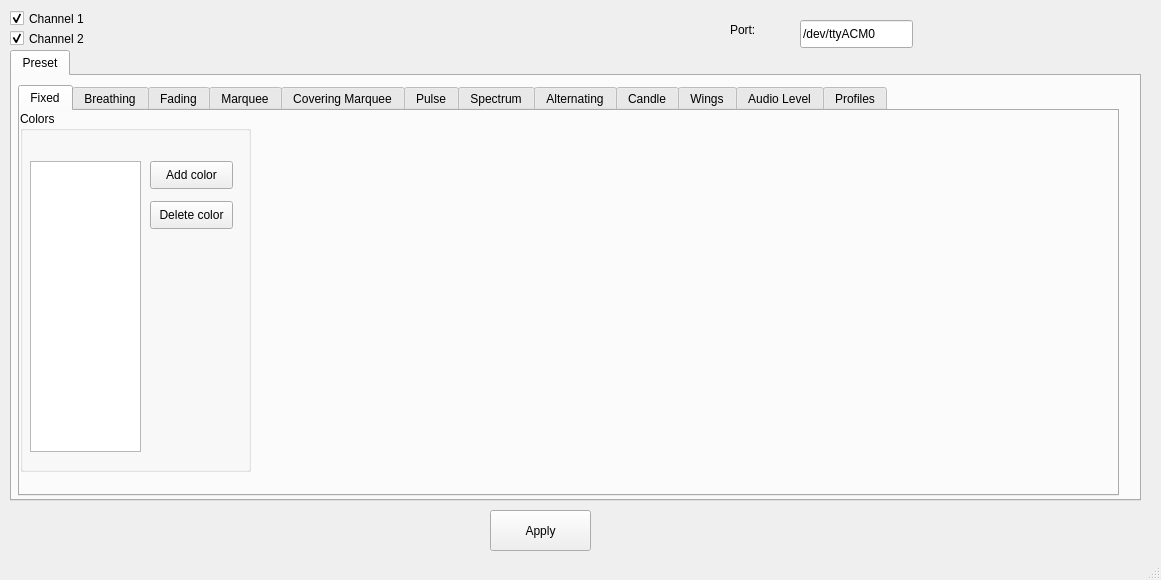
Above: hue-gui.ui from kusti8/hue-plus before the change. Below: the same form after it.
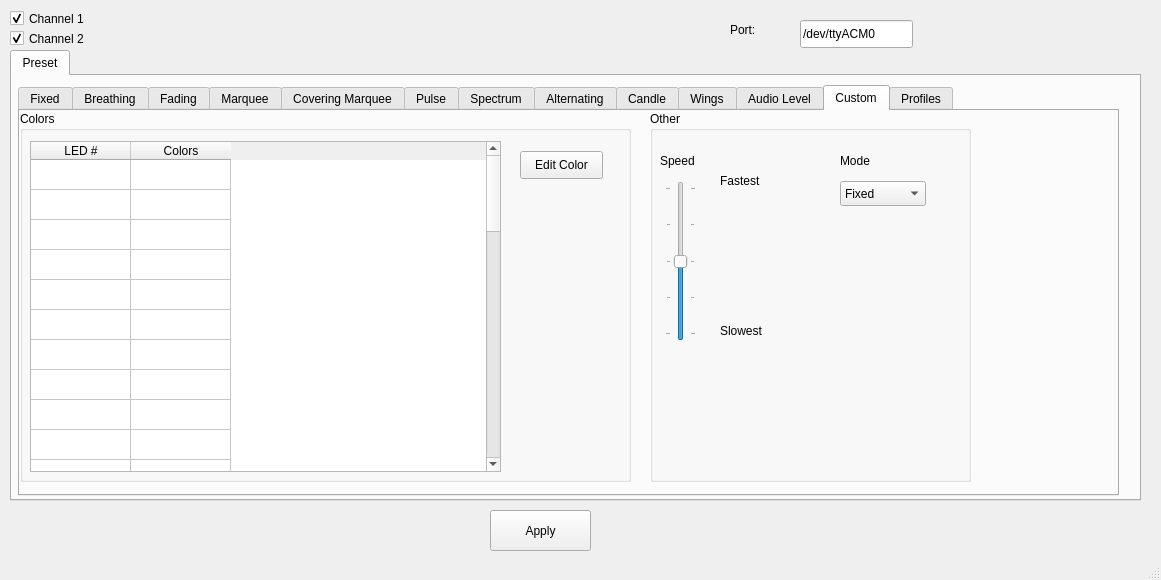
That is the form after the change. The open tabs and pages were chosen to show the change.

Commit message: Add custom LED and developer documentation

Diff of the .ui file:
```diff
--- a/hue-gui.ui
+++ b/hue-gui.ui
@@ -1472,6 +1472,227 @@
         </widget>
        </widget>
       </widget>
+      <widget class="QWidget" name="customTab">
+       <attribute name="title">
+        <string>Custom</string>
+       </attribute>
+       <widget class="QGroupBox" name="groupBox_22">
+        <property name="geometry">
+         <rect>
+          <x>630</x>
+          <y>0</y>
+          <width>321</width>
+          <height>371</height>
+         </rect>
+        </property>
+        <property name="title">
+         <string>Other</string>
+        </property>
+        <widget class="QSlider" name="customSpeed">
+         <property name="geometry">
+          <rect>
+           <x>15</x>
+           <y>70</y>
+           <width>31</width>
+           <height>160</height>
+          </rect>
+         </property>
+         <property name="maximum">
+          <number>4</number>
+         </property>
+         <property name="value">
+          <number>2</number>
+         </property>
+         <property name="orientation">
+          <enum>Qt::Vertical</enum>
+         </property>
+         <property name="tickPosition">
+          <enum>QSlider::TicksBothSides</enum>
+         </property>
+        </widget>
+        <widget class="QLabel" name="label_62">
+         <property name="geometry">
+          <rect>
+           <x>10</x>
+           <y>40</y>
+           <width>62</width>
+           <height>20</height>
+          </rect>
+         </property>
+         <property name="text">
+          <string>Speed</string>
+         </property>
+        </widget>
+        <widget class="QLabel" name="label_63">
+         <property name="geometry">
+          <rect>
+           <x>70</x>
+           <y>60</y>
+           <width>62</width>
+           <height>20</height>
+          </rect>
+         </property>
+         <property name="text">
+          <string>Fastest</string>
+         </property>
+        </widget>
+        <widget class="QLabel" name="label_64">
+         <property name="geometry">
+          <rect>
+           <x>70</x>
+           <y>210</y>
+           <width>62</width>
+           <height>20</height>
+          </rect>
+         </property>
+         <property name="text">
+          <string>Slowest</string>
+         </property>
+        </widget>
+        <widget class="QComboBox" name="customMode">
+         <property name="geometry">
+          <rect>
+           <x>190</x>
+           <y>70</y>
+           <width>86</width>
+           <height>25</height>
+          </rect>
+         </property>
+         <item>
+          <property name="text">
+           <string>Fixed</string>
+          </property>
+         </item>
+         <item>
+          <property name="text">
+           <string>Breathing</string>
+          </property>
+         </item>
+         <item>
+          <property name="text">
+           <string>Wave</string>
+          </property>
+         </item>
+        </widget>
+        <widget class="QLabel" name="label_65">
+         <property name="geometry">
+          <rect>
+           <x>190</x>
+           <y>40</y>
+           <width>62</width>
+           <height>20</height>
+          </rect>
+         </property>
+         <property name="text">
+          <string>Mode</string>
+         </property>
+        </widget>
+       </widget>
+       <widget class="QGroupBox" name="groupBox_19">
+        <property name="geometry">
+         <rect>
+          <x>0</x>
+          <y>0</y>
+          <width>611</width>
+          <height>371</height>
+         </rect>
+        </property>
+        <property name="title">
+         <string>Colors</string>
+        </property>
+        <widget class="QTableWidget" name="customTable">
+         <property name="geometry">
+          <rect>
+           <x>10</x>
+           <y>30</y>
+           <width>471</width>
+           <height>331</height>
+          </rect>
+         </property>
+         <property name="editTriggers">
+          <set>QAbstractItemView::NoEditTriggers</set>
+         </property>
+         <property name="dragDropOverwriteMode">
+          <bool>false</bool>
+         </property>
+         <property name="selectionMode">
+          <enum>QAbstractItemView::ExtendedSelection</enum>
+         </property>
+         <property name="rowCount">
+          <number>40</number>
+         </property>
+         <property name="columnCount">
+          <number>2</number>
+         </property>
+         <attribute name="verticalHeaderVisible">
+          <bool>false</bool>
+         </attribute>
+         <row/>
+         <row/>
+         <row/>
+         <row/>
+         <row/>
+         <row/>
+         <row/>
+         <row/>
+         <row/>
+         <row/>
+         <row/>
+         <row/>
+         <row/>
+         <row/>
+         <row/>
+         <row/>
+         <row/>
+         <row/>
+         <row/>
+         <row/>
+         <row/>
+         <row/>
+         <row/>
+         <row/>
+         <row/>
+         <row/>
+         <row/>
+         <row/>
+         <row/>
+         <row/>
+         <row/>
+         <row/>
+         <row/>
+         <row/>
+         <row/>
+         <row/>
+         <row/>
+         <row/>
+         <row/>
+         <row/>
+         <column>
+          <property name="text">
+           <string>LED #</string>
+          </property>
+         </column>
+         <column>
+          <property name="text">
+           <string>Colors</string>
+          </property>
+         </column>
+        </widget>
+        <widget class="QPushButton" name="customEdit">
+         <property name="geometry">
+          <rect>
+           <x>500</x>
+           <y>40</y>
+           <width>83</width>
+           <height>28</height>
+          </rect>
+         </property>
+         <property name="text">
+          <string>Edit Color</string>
+         </property>
+        </widget>
+       </widget>
+      </widget>
       <widget class="QWidget" name="profileTab">
        <attribute name="title">
         <string>Profiles</string>
```
The commit also changes 7 other files.
